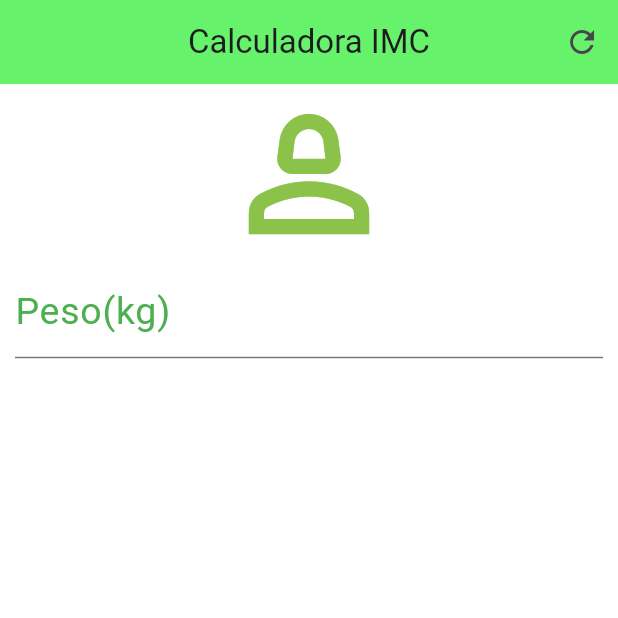
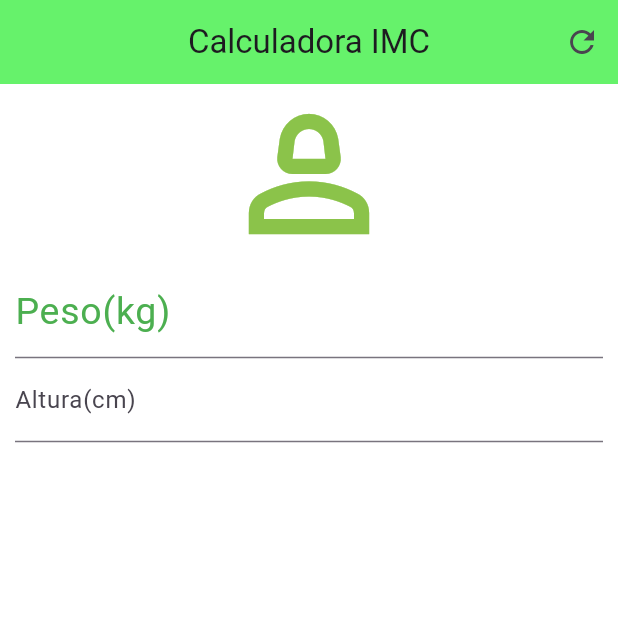
Before and after one commit to weslley-zamp/Flutter, a Flutter app: the screen it shows after launch, on a phone screen of 412 x 824 dp, the top half of it. Run offline on Flutter 3.47's test engine with Material 3 defaults, Android fonts, the phone set to English and light mode, and no system bars.

Commit message:
Pega luiz 2

```diff
--- a/aula1/lib/main.dart
+++ b/aula1/lib/main.dart
@@ -93,6 +93,13 @@ class _HomeState extends State<Home> //Classe que representa o estado
                   }
                 },
               ),
+              TextFormField(
+                keyboardType: TextInputType.number,
+                decoration:InputDecoration(
+                  labelText: "Altura(cm)",
+
+                ),
+              ),
             ],
           )
         )
```
Also changed, not shown: 15 other files.
